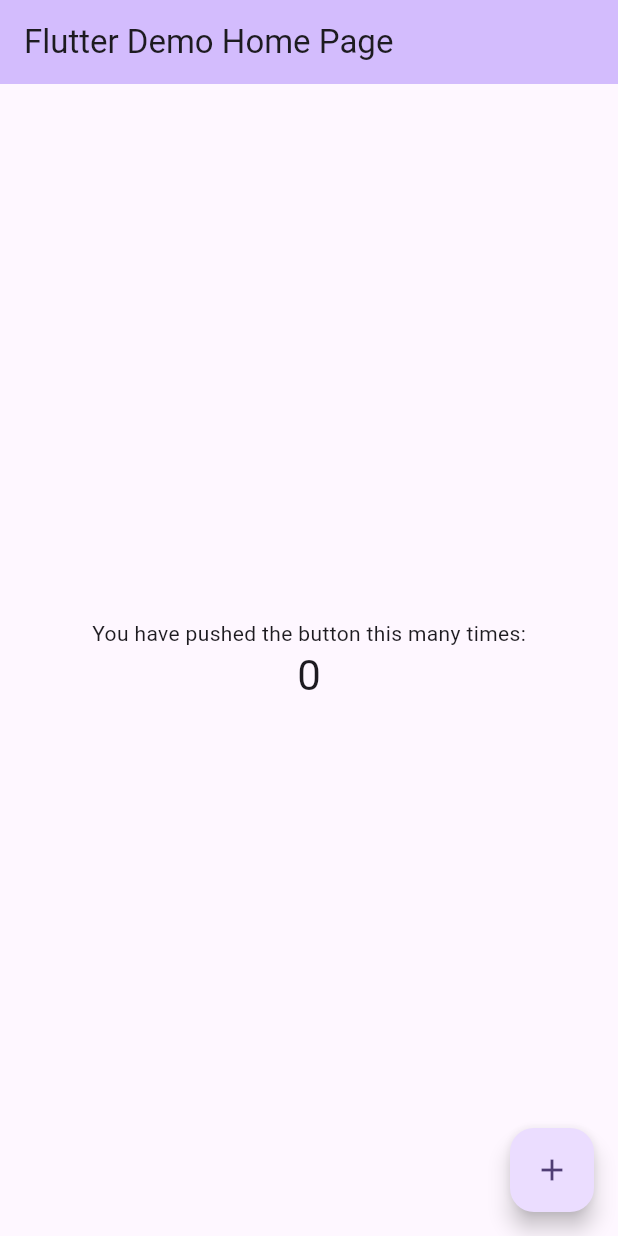
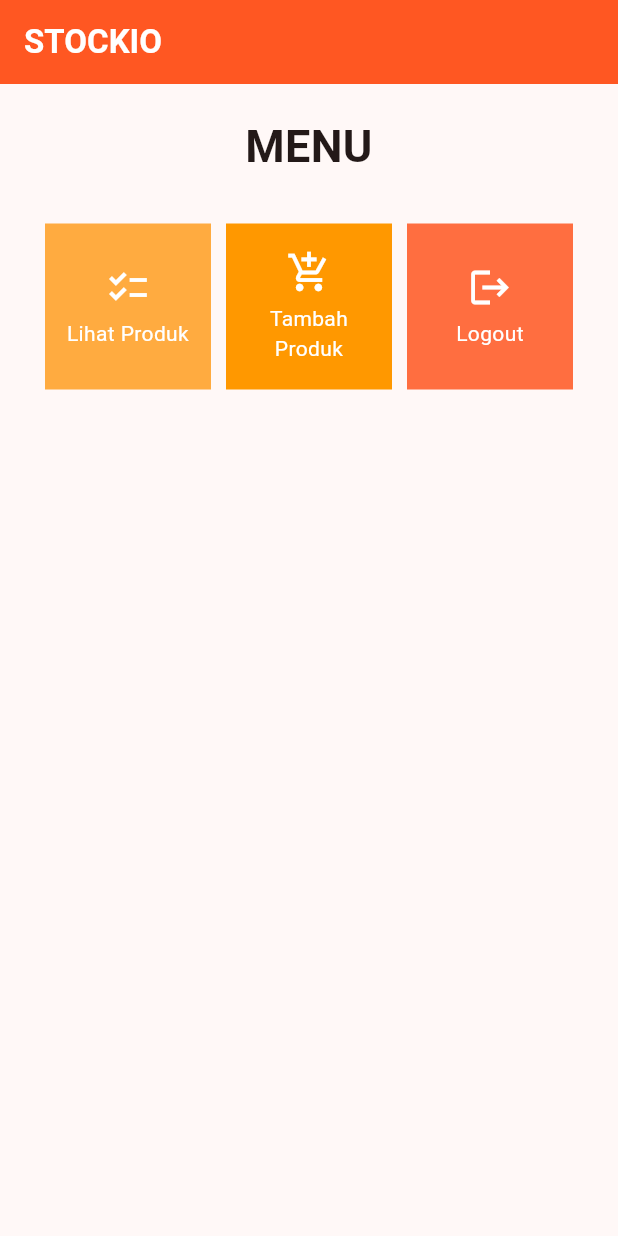
Before and after one commit to hrjuno/stockio-mobile, a Flutter app: the screen it shows after launch, on a phone screen of 412 x 824 dp. Run offline on Flutter 3.47's test engine with Material 2 defaults, Android fonts, the light colour scheme and no system bars.

Commit message:
mengerjakan tugas 7

```diff
--- a/lib/main.dart
+++ b/lib/main.dart
@@ -1,4 +1,5 @@
 import 'package:flutter/material.dart';
+import 'package:stockio/menu.dart';
 
 void main() {
   runApp(const MyApp());
@@ -28,98 +29,10 @@ class MyApp extends StatelessWidget {
         //
         // This works for code too, not just values: Most code changes can be
         // tested with just a hot reload.
-        colorScheme: ColorScheme.fromSeed(seedColor: Colors.deepPurple),
+        colorScheme: ColorScheme.fromSeed(seedColor: Colors.red),
         useMaterial3: true,
       ),
-      home: const MyHomePage(title: 'Flutter Demo Home Page'),
+      home: MyHomePage(),
     );
   }
 }
-
-class MyHomePage extends StatefulWidget {
-  const MyHomePage({super.key, required this.title});
-
-  // This widget is the home page of your application. It is stateful, meaning
-  // that it has a State object (defined below) that contains fields that affect
-  // how it looks.
-
-  // This class is the configuration for the state. It holds the values (in this
-  // case the title) provided by the parent (in this case the App widget) and
-  // used by the build method of the State. Fields in a Widget subclass are
-  // always marked "final".
-
-  final String title;
-
-  @override
-  State<MyHomePage> createState() => _MyHomePageState();
-}
-
-class _MyHomePageState extends State<MyHomePage> {
-  int _counter = 0;
-
-  void _incrementCounter() {
-    setState(() {
-      // This call to setState tells the Flutter framework that something has
-      // changed in this State, which causes it to rerun the build method below
-      // so that the display can reflect the updated values. If we changed
-      // _counter without calling setState(), then the build method would not be
-      // called again, and so nothing would appear to happen.
-      _counter++;
-    });
-  }
-
-  @override
-  Widget build(BuildContext context) {
-    // This method is rerun every time setState is called, for instance as done
-    // by the _incrementCounter method above.
-    //
-    // The Flutter framework has been optimized to make rerunning build methods
-    // fast, so that you can just rebuild anything that needs updating rather
-    // than having to individually change instances of widgets.
-    return Scaffold(
-      appBar: AppBar(
-        // TRY THIS: Try changing the color here to a specific color (to
-        // Colors.amber, perhaps?) and trigger a hot reload to see the AppBar
-        // change color while the other colors stay the same.
-        backgroundColor: Theme.of(context).colorScheme.inversePrimary,
-        // Here we take the value from the MyHomePage object that was created by
-        // the App.build method, and use it to set our appbar title.
-        title: Text(widget.title),
-      ),
-      body: Center(
-        // Center is a layout widget. It takes a single child and positions it
-        // in the middle of the parent.
-        child: Column(
-          // Column is also a layout widget. It takes a list of children and
-          // arranges them vertically. By default, it sizes itself to fit its
-          // children horizontally, and tries to be as tall as its parent.
-          //
-          // Column has various properties to control how it sizes itself and
-          // how it positions its children. Here we use mainAxisAlignment to
-          // center the children vertically; the main axis here is the vertical
-          // axis because Columns are vertical (the cross axis would be
-          // horizontal).
-          //
-          // TRY THIS: Invoke "debug painting" (choose the "Toggle Debug Paint"
-          // action in the IDE, or press "p" in the console), to see the
-          // wireframe for each widget.
-          mainAxisAlignment: MainAxisAlignment.center,
-          children: <Widget>[
-            const Text(
-              'You have pushed the button this many times:',
-            ),
-            Text(
-              '$_counter',
-              style: Theme.of(context).textTheme.headlineMedium,
-            ),
-          ],
-        ),
-      ),
-      floatingActionButton: FloatingActionButton(
-        onPressed: _incrementCounter,
-        tooltip: 'Increment',
-        child: const Icon(Icons.add),
-      ), // This trailing comma makes auto-formatting nicer for build methods.
-    );
-  }
-}
--- /dev/null
+++ b/lib/menu.dart
@@ -0,0 +1,117 @@
+import 'package:flutter/material.dart';
+
+class MyHomePage extends StatelessWidget {
+  MyHomePage({Key? key}) : super(key: key);
+
+  final List<ShopItem> items = [
+    ShopItem("Lihat Produk", Icons.checklist, Colors.orangeAccent),
+    ShopItem("Tambah Produk", Icons.add_shopping_cart, Colors.orange),
+    ShopItem("Logout", Icons.logout, Colors.deepOrangeAccent),
+  ];
+
+  @override
+  Widget build(BuildContext context) {
+    return Scaffold(
+      appBar: AppBar(
+        title: const Text(
+          'STOCKIO',
+          style: TextStyle(
+              color: Colors.white,
+              fontWeight: FontWeight.bold,
+          ),
+        ),
+        backgroundColor: Colors.deepOrange,
+      ),
+      body: SingleChildScrollView(
+        // Widget wrapper yang dapat discroll
+        child: Padding(
+          padding: const EdgeInsets.all(10.0), // Set padding dari halaman
+          child: Column(
+            // Widget untuk menampilkan children secara vertikal
+            children: <Widget>[
+              const Padding(
+                padding: EdgeInsets.only(top: 10.0, bottom: 10.0),
+                // Widget Text untuk menampilkan tulisan dengan alignment center dan style yang sesuai
+                child: Text(
+                  'MENU', // Text yang menandakan toko
+                  textAlign: TextAlign.center,
+                  style: TextStyle(
+                    fontSize: 30,
+                    fontWeight: FontWeight.bold,
+                  ),
+                ),
+              ),
+              // Grid layout
+              GridView.count(
+                // Container pada card kita.
+                primary: true,
+                padding: const EdgeInsets.all(20),
+                crossAxisSpacing: 10,
+                mainAxisSpacing: 10,
+                crossAxisCount: 3,
+                shrinkWrap: true,
+                children: items.map((ShopItem item) {
+                  // Iterasi untuk setiap item
+                  return ShopCard(item);
+                }).toList(),
+              ),
+            ],
+          ),
+        ),
+      ),
+    );
+  }
+}
+
+class ShopItem {
+  final String name;
+  final IconData icon;
+  final Color color;
+
+  ShopItem(this.name, this.icon, this.color);
+}
+
+class ShopCard extends StatelessWidget {
+  final ShopItem item;
+
+  const ShopCard(this.item, {super.key}); // Constructor
+
+  @override
+  Widget build(BuildContext context) {
+    return Material(
+      color: item.color,
+      child: InkWell(
+        // Area responsive terhadap sentuhan
+        onTap: () {
+          // Memunculkan SnackBar ketika diklik
+          ScaffoldMessenger.of(context)
+            ..hideCurrentSnackBar()
+            ..showSnackBar(SnackBar(
+                content: Text("Kamu telah menekan tombol ${item.name}!")));
+        },
+        child: Container(
+          // Container untuk menyimpan Icon dan Text
+          padding: const EdgeInsets.all(8),
+          child: Center(
+            child: Column(
+              mainAxisAlignment: MainAxisAlignment.center,
+              children: [
+                Icon(
+                  item.icon,
+                  color: Colors.white,
+                  size: 30.0,
+                ),
+                const Padding(padding: EdgeInsets.all(3)),
+                Text(
+                  item.name,
+                  textAlign: TextAlign.center,
+                  style: const TextStyle(color: Colors.white),
+                ),
+              ],
+            ),
+          ),
+        ),
+      ),
+    );
+  }
+}
```
Also changed, not shown: 1 other file.
